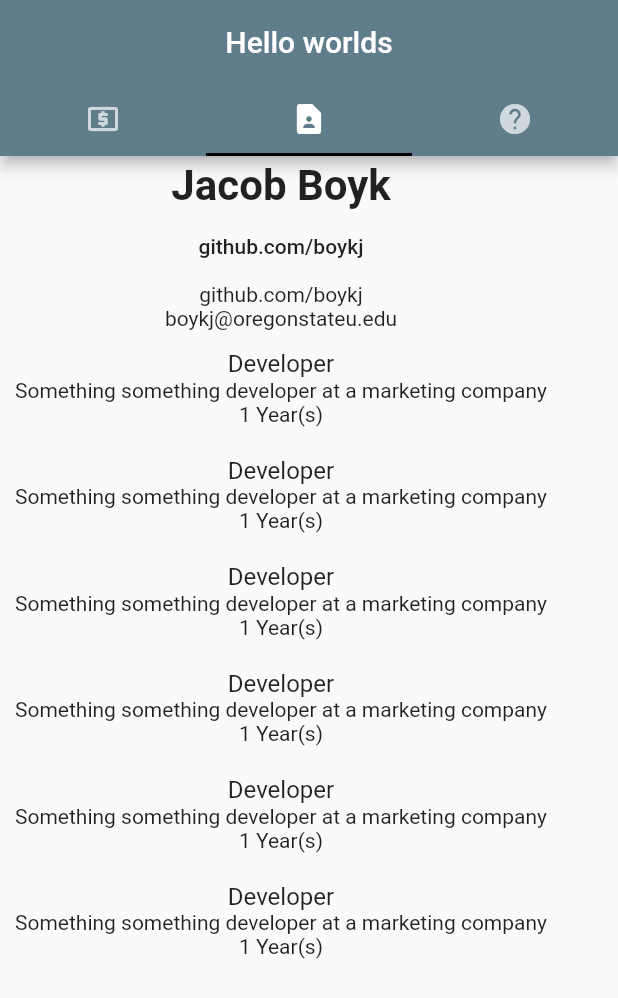
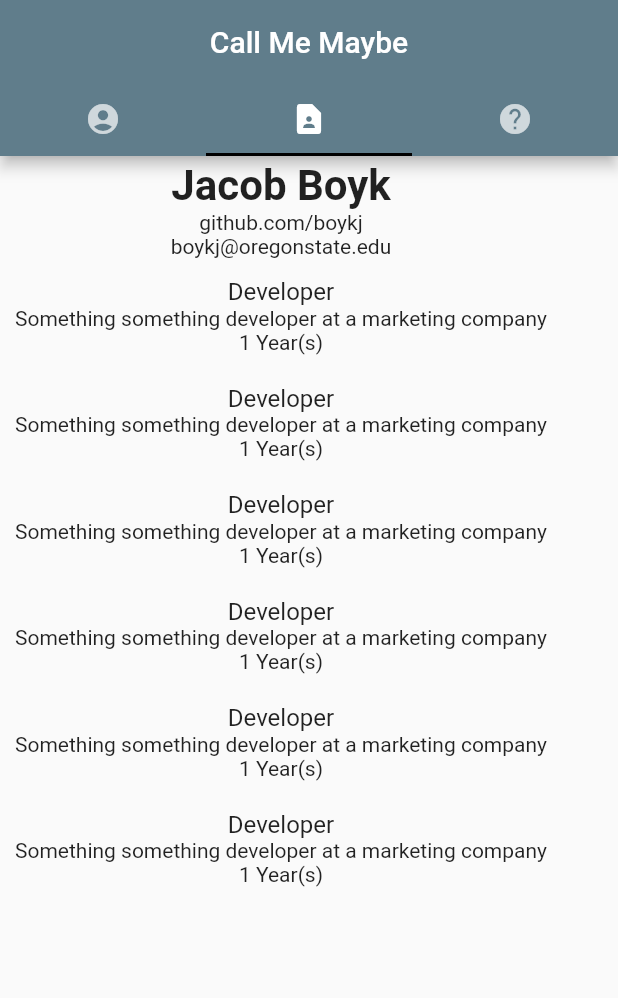
Before and after one commit to boykj/cs492-callMeMaybe, a Flutter app: the screen it shows after launch, tab 2 chosen, on a phone screen of 412 x 824 dp. Shown: the top 998 px of the screen. Run offline on Flutter 3.47's test engine with Material 2 defaults, Android fonts, the phone set to English and light mode, and no system bars.

Commit message:
githubLink.dart: Change FlatButton to InkWell

```diff
--- a/lib/defaultLayout.dart
+++ b/lib/defaultLayout.dart
@@ -7,6 +7,8 @@ import 'resumeList.dart';
 
 class DefaultLayout extends StatelessWidget {
   DefaultLayout({Key key}) : super(key: key);
+
+  final title = 'Call Me Maybe';
 
   @override
   Widget build(BuildContext context) {
@@ -19,11 +21,11 @@ class DefaultLayout extends StatelessWidget {
         });
         return Scaffold(
           appBar: AppBar(
-            title: Center(child: Text('Hello worlds')),
+            title: Center(child: Text(title)),
             bottom: TabBar(
               indicatorColor: Colors.black,
               tabs: [
-                Tab(icon: Icon(Icons.local_atm)),
+                Tab(icon: Icon(Icons.account_circle)),
                 Tab(icon: Icon(Icons.contact_page)),
                 Tab(icon: Icon(Icons.help))
               ],
--- a/lib/githubLink.dart
+++ b/lib/githubLink.dart
@@ -2,15 +2,13 @@ import 'package:callMeMaybe/businessCard.dart';
 import 'package:flutter/material.dart';
 import 'package:url_launcher/url_launcher.dart';
 
-final githubTitle = 'github.com/boykj';
+final github = 'github.com/boykj';
 
 class GithubLink extends StatelessWidget {
   const GithubLink({Key key}) : super(key: key);
 
   @override
   Widget build(BuildContext context) {
-    return FlatButton(
-        child: Text(githubTitle),
-        onPressed: () => launch('https://$githubTitle'));
+    return InkWell(child: Text(github), onTap: () => launch('https://$github'));
   }
 }
--- a/lib/resumeList.dart
+++ b/lib/resumeList.dart
@@ -1,7 +1,7 @@
 import 'package:flutter/material.dart';
 import 'package:url_launcher/url_launcher.dart';
-import 'businessCard.dart';
-import 'GithubLink.dart';
+import 'githubLink.dart';
+import 'emailLink.dart';
 
 class ResumeList extends StatefulWidget {
   @override
@@ -46,9 +46,6 @@ Widget titleBlock(context) {
         Text('Jacob Boyk',
             style: TextStyle(fontSize: 28, fontWeight: FontWeight.bold)),
         InkWell(child: GithubLink()),
-        InkWell(
-            child: Text(github),
-            onTap: () => launch('https://github.com/boykj')),
         InkWell(child: Text(email), onTap: () => launch("mailto:$email"))
       ]));
 }
```
